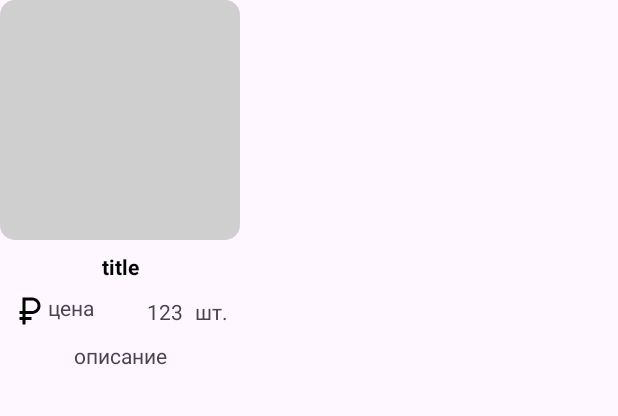
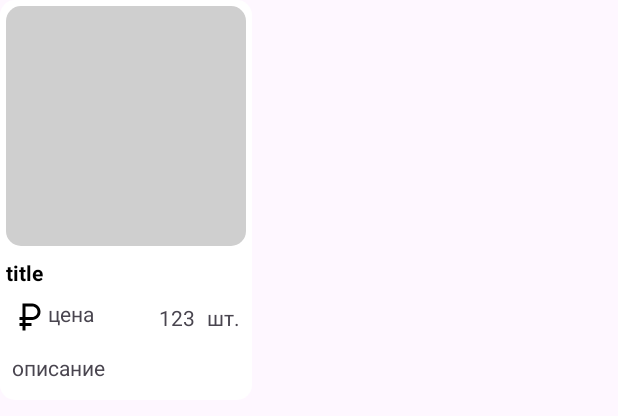
Before and after one commit to fiiireflyyy/testVk, an Android app: the layout item_product.xml on its own in the app's theme, with its tools: preview values and no code run, on a phone screen of 412 x 824 dp. Shown: the top 416 px of the screen. Run offline under Robolectric (Android 15) with nearby library versions, the phone set to English and light mode, and no system bars; network calls fail.

Commit message:
отображение полученных данных

```diff
--- a/app/src/main/java/com/fenix/testvkwork/model/Products.kt
+++ b/app/src/main/java/com/fenix/testvkwork/model/Products.kt
@@ -1,5 +1,5 @@
 package com.fenix.testvkwork.model
 
 class Products(
-    val products: List<Product>
+    val products: ArrayList<Product>
 )
--- a/app/src/main/java/com/fenix/testvkwork/view/productsAdapter.kt
+++ /dev/null
@@ -1,4 +0,0 @@
-package com.fenix.testvkwork.view
-
-class productsAdapter {
-}
--- a/app/src/main/res/layout/fragment_main.xml
+++ b/app/src/main/res/layout/fragment_main.xml
@@ -99,11 +99,13 @@
             app:layout_constraintTop_toBottomOf="@+id/categories_recycler" />
 
         <androidx.recyclerview.widget.RecyclerView
+            android:clipToPadding="false"
             android:id="@+id/product_recycler"
             android:layout_width="match_parent"
-            android:layout_height="match_parent"
+            android:layout_height="wrap_content"
             android:layout_marginTop="16dp"
             android:layout_marginHorizontal="8dp"
+            android:background="@color/black"
             app:layout_constraintEnd_toEndOf="parent"
             app:layout_constraintStart_toStartOf="parent"
             app:layout_constraintTop_toBottomOf="@+id/product_text" />
--- a/app/src/main/res/layout/item_product.xml
+++ b/app/src/main/res/layout/item_product.xml
@@ -2,19 +2,27 @@
 <androidx.constraintlayout.widget.ConstraintLayout xmlns:android="http://schemas.android.com/apk/res/android"
     xmlns:app="http://schemas.android.com/apk/res-auto"
     android:layout_width="wrap_content"
-    android:layout_height="wrap_content">
+    android:layout_height="wrap_content"
+    android:id="@+id/item_product"
+    android:gravity="center"
+    android:background="@drawable/white_bg">
 
     <ImageView
         android:id="@+id/image_product"
         android:layout_width="160dp"
         android:layout_height="160dp"
+        android:layout_marginStart="4dp"
+        android:layout_marginTop="4dp"
+        android:layout_marginEnd="4dp"
+        android:background="@drawable/grey_bg"
+        app:layout_constraintEnd_toEndOf="parent"
+        app:layout_constraintHorizontal_bias="1.0"
         app:layout_constraintStart_toStartOf="parent"
-        app:layout_constraintTop_toTopOf="parent"
-        android:background="@drawable/grey_bg" />
+        app:layout_constraintTop_toTopOf="parent" />
 
     <TextView
         android:id="@+id/title_text"
-        android:layout_width="match_parent"
+        android:layout_width="160dp"
         android:layout_height="wrap_content"
         android:layout_marginTop="8dp"
         android:text="title"
@@ -27,10 +35,14 @@
 
     <TextView
         android:id="@+id/description"
-        android:layout_width="wrap_content"
+        android:layout_width="160dp"
         android:layout_height="wrap_content"
+        android:layout_marginHorizontal="4dp"
         android:layout_marginTop="8dp"
+        android:layout_marginBottom="8dp"
         android:text="описание"
+        android:padding="4dp"
+        app:layout_constraintBottom_toBottomOf="parent"
         app:layout_constraintEnd_toEndOf="parent"
         app:layout_constraintStart_toStartOf="parent"
         app:layout_constraintTop_toBottomOf="@+id/price" />
```
Also changed, not shown: app/src/main/java/com/fenix/testvkwork/MainViewModel.kt (+13 -0 lines), app/src/main/java/com/fenix/testvkwork/model/Repository.kt (added, +25 -0 lines), app/src/main/java/com/fenix/testvkwork/view/ProductsAdapter.kt (added, +53 -0 lines), app/src/main/java/com/fenix/testvkwork/view/activity/MainActivity.kt (+1 -8 lines), app/src/main/java/com/fenix/testvkwork/view/fragment/MainFragment.kt (+13 -0 lines).
